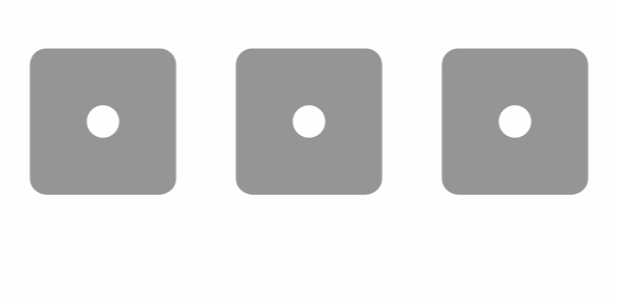
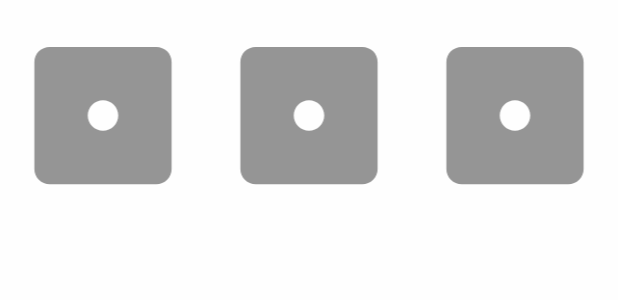
Before and after one commit to m-i-n-a-r/randomix, an Android app: the layout triple_dice.xml on its own in the app's theme, with its tools: preview values and no code run, on a phone screen of 412 x 824 dp. Shown: the top 300 px of the screen. Run offline under Robolectric (Android 15) with nearby library versions, the phone set to English and light mode, and no system bars.

Commit message:
Fixed landscape dices

```diff
--- a/app/build.gradle
+++ b/app/build.gradle
@@ -6,8 +6,8 @@ android {
         applicationId "com.minar.randomix"
         minSdkVersion 24
         targetSdkVersion 29
-        versionCode 19
-        versionName "1.5"
+        versionCode 20
+        versionName "1.5.1"
         testInstrumentationRunner "androidx.test.runner.AndroidJUnitRunner"
     }
     compileOptions {
--- a/app/src/main/res/layout/double_dice.xml
+++ b/app/src/main/res/layout/double_dice.xml
@@ -16,6 +16,7 @@
         android:layout_width="@dimen/image_button_height"
         android:layout_height="@dimen/image_button_height"
         android:layout_marginTop="@dimen/linear_vertical_margin"
+        android:paddingBottom="@dimen/linear_vertical_padding"
         android:contentDescription="@string/throw_dice"
         android:src="@drawable/dice_1_vector_animation" />
 
@@ -24,6 +25,7 @@
         android:layout_width="@dimen/image_button_height"
         android:layout_height="@dimen/image_button_height"
         android:layout_marginTop="@dimen/linear_vertical_margin"
+        android:paddingBottom="@dimen/linear_vertical_padding"
         android:contentDescription="@string/throw_dice"
         android:src="@drawable/dice_1_vector_animation" />
 
--- a/app/src/main/res/layout/single_dice.xml
+++ b/app/src/main/res/layout/single_dice.xml
@@ -16,6 +16,7 @@
         android:layout_width="@dimen/image_button_height"
         android:layout_height="@dimen/image_button_height"
         android:layout_marginTop="@dimen/linear_vertical_margin"
+        android:paddingBottom="@dimen/linear_vertical_padding"
         android:contentDescription="@string/throw_dice"
         android:src="@drawable/dice_1_vector_animation" />
 
--- a/app/src/main/res/layout/triple_dice.xml
+++ b/app/src/main/res/layout/triple_dice.xml
@@ -16,6 +16,7 @@
         android:layout_width="@dimen/image_button_height"
         android:layout_height="@dimen/image_button_height"
         android:layout_marginTop="@dimen/linear_vertical_margin"
+        android:paddingBottom="@dimen/linear_vertical_padding"
         android:layout_weight="1"
         android:contentDescription="@string/throw_dice"
         android:src="@drawable/dice_1_vector_animation" />
@@ -25,6 +26,7 @@
         android:layout_width="@dimen/image_button_height"
         android:layout_height="@dimen/image_button_height"
         android:layout_marginTop="@dimen/linear_vertical_margin"
+        android:paddingBottom="@dimen/linear_vertical_padding"
         android:layout_weight="1"
         android:contentDescription="@string/throw_dice"
         android:src="@drawable/dice_1_vector_animation" />
@@ -34,6 +36,7 @@
         android:layout_width="@dimen/image_button_height"
         android:layout_height="@dimen/image_button_height"
         android:layout_marginTop="@dimen/linear_vertical_margin"
+        android:paddingBottom="@dimen/linear_vertical_padding"
         android:layout_weight="1"
         android:contentDescription="@string/throw_dice"
         android:src="@drawable/dice_1_vector_animation" />
--- a/app/src/main/res/values/dimens.xml
+++ b/app/src/main/res/values/dimens.xml
@@ -4,6 +4,7 @@
     <dimen name="activity_horizontal_margin">16dp</dimen>
     <dimen name="activity_vertical_margin">16dp</dimen>
     <dimen name="linear_vertical_margin">22dp</dimen>
+    <dimen name="linear_vertical_padding">8dp</dimen>
     <dimen name="padding_roulette_entry">22dp</dimen>
     <dimen name="margin_roulette_entry">10dp</dimen>
     <dimen name="text_box_stroke_width">3dp</dimen>
```
Also changed, not shown: 1 other file.
